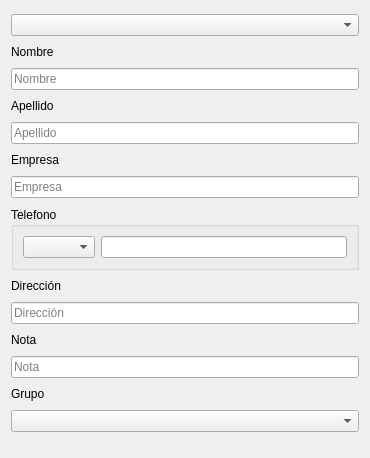
This is eform.ui in adnksharp/pySide6-contacts as Qt 5 draws it before an edit. The edited form follows.
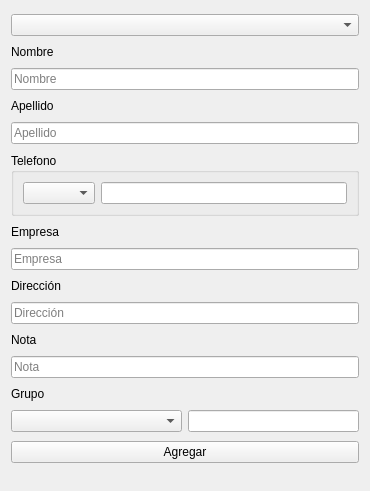
This is the edited form.

Diff of the .ui file:
```diff
--- a/eform.ui
+++ b/eform.ui
@@ -7,7 +7,7 @@
     <x>0</x>
     <y>0</y>
     <width>370</width>
-    <height>458</height>
+    <height>491</height>
    </rect>
   </property>
   <property name="windowTitle">
@@ -57,26 +57,6 @@
      </property>
     </widget>
    </item>
-   <item>
-    <widget class="QLabel" name="label_3">
-     <property name="sizePolicy">
-      <sizepolicy hsizetype="Preferred" vsizetype="Fixed">
-       <horstretch>0</horstretch>
-       <verstretch>0</verstretch>
-      </sizepolicy>
-     </property>
-     <property name="text">
-      <string>Empresa</string>
-     </property>
-    </widget>
-   </item>
-   <item>
-    <widget class="QLineEdit" name="work">
-     <property name="placeholderText">
-      <string>Empresa</string>
-     </property>
-    </widget>
-   </item>
    <item>
     <widget class="QGroupBox" name="groupBox">
      <property name="sizePolicy">
@@ -106,6 +86,26 @@
      </layout>
     </widget>
    </item>
+   <item>
+    <widget class="QLabel" name="label_3">
+     <property name="sizePolicy">
+      <sizepolicy hsizetype="Preferred" vsizetype="Fixed">
+       <horstretch>0</horstretch>
+       <verstretch>0</verstretch>
+      </sizepolicy>
+     </property>
+     <property name="text">
+      <string>Empresa</string>
+     </property>
+    </widget>
+   </item>
+   <item>
+    <widget class="QLineEdit" name="work">
+     <property name="placeholderText">
+      <string>Empresa</string>
+     </property>
+    </widget>
+   </item>
    <item>
     <widget class="QLabel" name="label_4">
      <property name="sizePolicy">
@@ -160,15 +160,58 @@
     </widget>
    </item>
    <item>
-    <widget class="QComboBox" name="group">
-     <property name="placeholderText">
-      <string>Grupo</string>
-     </property>
+    <layout class="QHBoxLayout" name="horizontalLayout_2">
      <item>
-      <property name="text">
-       <string>Nuevo grupo</string>
-      </property>
+      <widget class="QComboBox" name="group">
+       <property name="sizePolicy">
+        <sizepolicy hsizetype="Expanding" vsizetype="Fixed">
+         <horstretch>0</horstretch>
+         <verstretch>0</verstretch>
+        </sizepolicy>
+       </property>
+       <property name="placeholderText">
+        <string>Grupo</string>
+       </property>
+       <item>
+        <property name="text">
+         <string>Contactos de emergencia</string>
+        </property>
+       </item>
+       <item>
+        <property name="text">
+         <string>Familia</string>
+        </property>
+       </item>
+       <item>
+        <property name="text">
+         <string>Trabajo</string>
+        </property>
+       </item>
+       <item>
+        <property name="text">
+         <string>Amigos</string>
+        </property>
+       </item>
+       <item>
+        <property name="text">
+         <string>Nuevo grupo</string>
+        </property>
+       </item>
+      </widget>
      </item>
+     <item>
+      <widget class="QLineEdit" name="lineEdit"/>
+     </item>
+    </layout>
+   </item>
+   <item>
+    <widget class="QPushButton" name="pushButton">
+     <property name="cursor">
+      <cursorShape>PointingHandCursor</cursorShape>
+     </property>
+     <property name="text">
+      <string>Agregar</string>
+     </property>
     </widget>
    </item>
   </layout>
```
